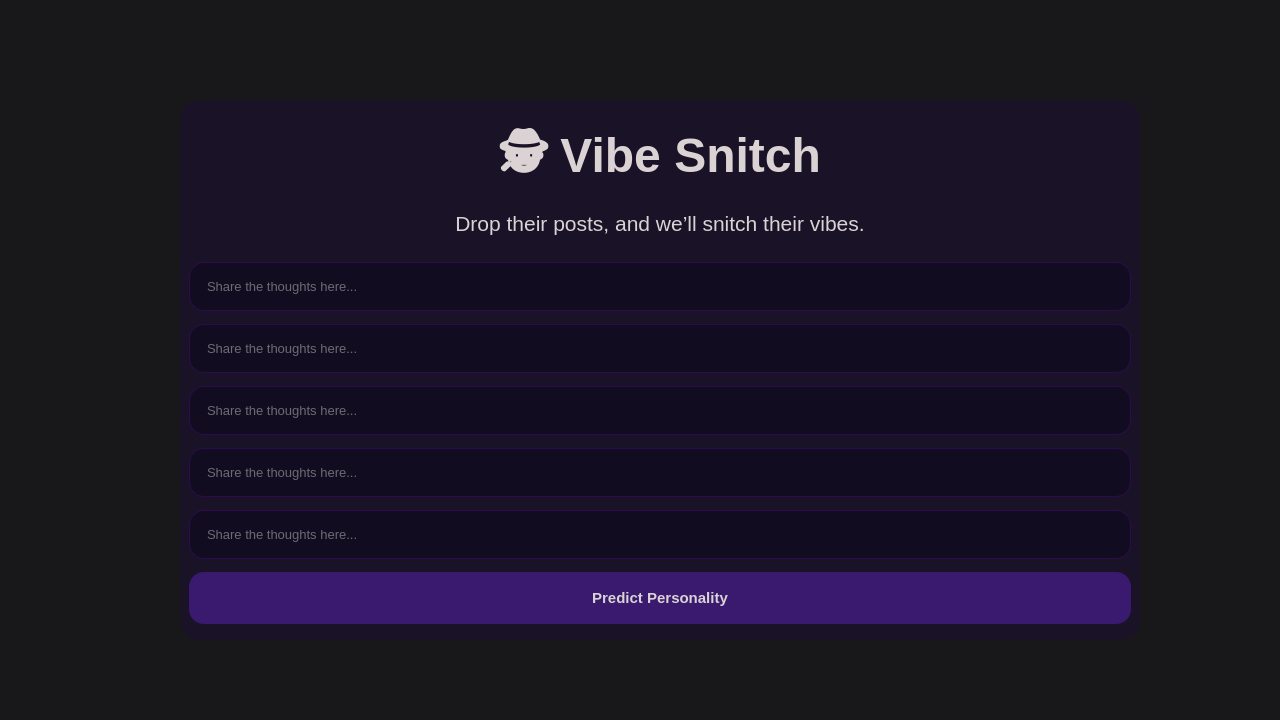
First picture: the form in gui/VibeMain.ui, repository Ersatz-xD/VibeSnitch-AI, before the edit.
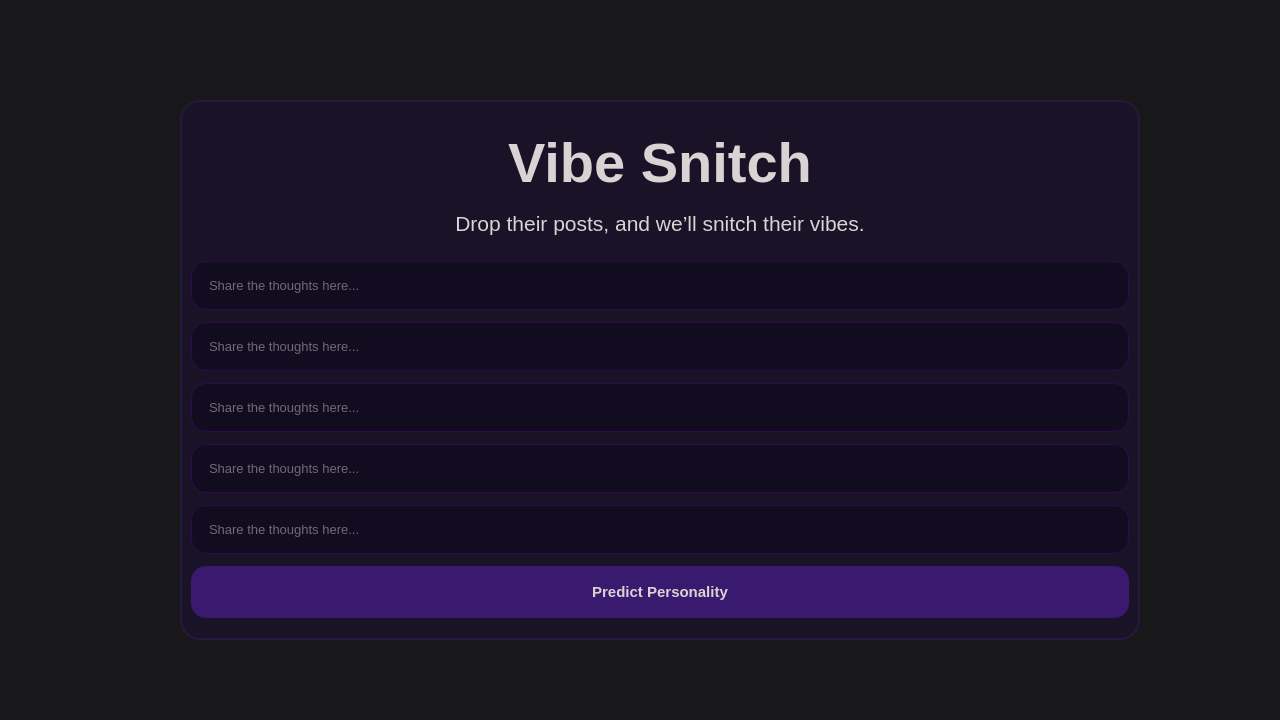
Second picture: the form after the edit.

Diff of the .ui file:
```diff
--- a/gui/VibeMain.ui
+++ b/gui/VibeMain.ui
@@ -50,8 +50,13 @@
     </size>
    </property>
    <property name="styleSheet">
-    <string notr="true">background-color: #1a1328;
-border-radius: 20px;
+    <string notr="true">QFrame#mainCard {
+background-color: #1a1328;
+	border: 2px solid#26183d;
+	border-radius: 20px;
+}
+
+
 </string>
    </property>
    <property name="frameShape">
@@ -78,17 +83,19 @@
       <property name="font">
        <font>
         <family>Segoe UI</family>
-        <pointsize>36</pointsize>
+        <pointsize>42</pointsize>
         <weight>75</weight>
         <bold>true</bold>
        </font>
       </property>
       <property name="styleSheet">
        <string notr="true">color: #dbd2d4;
+background-color: #1a1328;
+
 </string>
       </property>
       <property name="text">
-       <string>🕵️ Vibe Snitch</string>
+       <string>Vibe Snitch</string>
       </property>
       <property name="scaledContents">
        <bool>false</bool>
@@ -119,7 +126,10 @@
        </font>
       </property>
       <property name="styleSheet">
-       <string notr="true">color: #dbd2d4;</string>
+       <string notr="true">color: #dbd2d4;
+background-color: #1a1328;
+
+</string>
       </property>
       <property name="text">
        <string>&lt;html&gt;&lt;head/&gt;&lt;body&gt;&lt;p&gt;Drop their posts, and we’ll snitch their vibes.&lt;/p&gt;&lt;/body&gt;&lt;/html&gt;</string>
```
